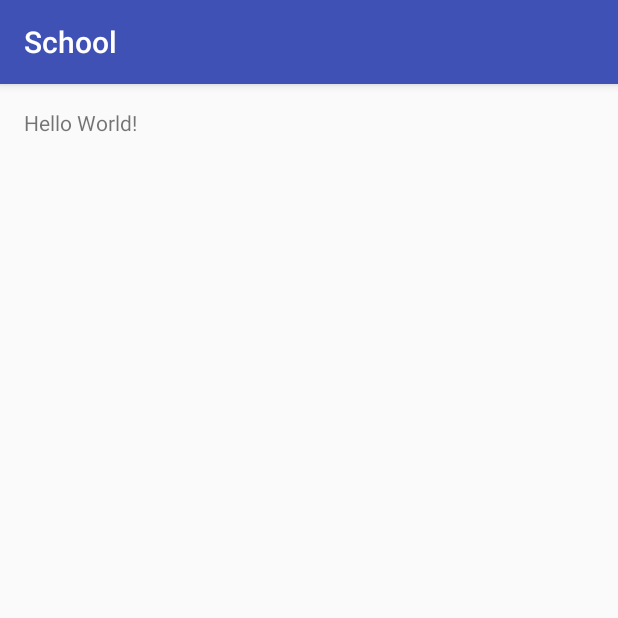
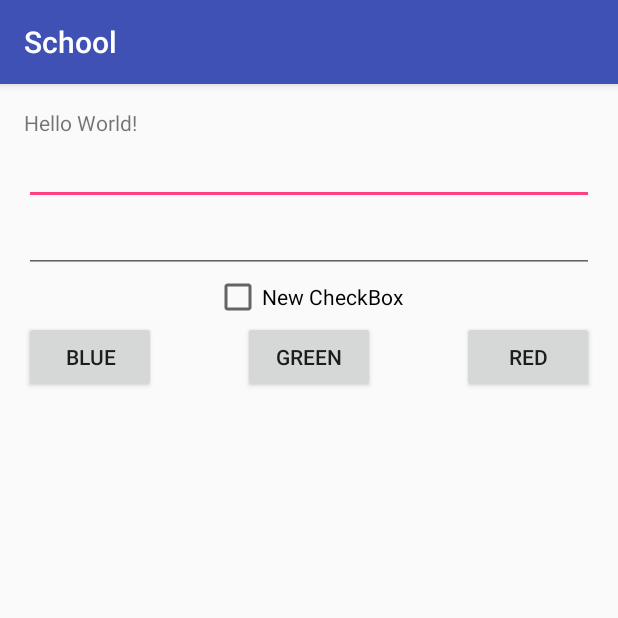
Before and after one commit to Felecis/School-SoftDesign, an Android app: the screen it shows after launch (MainActivity), on a phone screen of 412 x 824 dp, the top half of it. Run offline under Robolectric (Android 15) with nearby library versions, the phone set to English and light mode, and no system bars.

Commit message:
Добавлен логгер, реализован и залогирован жизненный цикл активити

```diff
--- a/app/build.gradle
+++ b/app/build.gradle
@@ -23,4 +23,5 @@ dependencies {
     compile fileTree(dir: 'libs', include: ['*.jar'])
     testCompile 'junit:junit:4.12'
     compile 'com.android.support:appcompat-v7:23.1.1'
+    compile 'com.android.support:design:23.1.1'
 }
--- a/app/src/main/java/com/softdesign/school/MainActivity.java
+++ b/app/src/main/java/com/softdesign/school/MainActivity.java
@@ -2,12 +2,71 @@ package com.softdesign.school;
 
 import android.support.v7.app.AppCompatActivity;
 import android.os.Bundle;
+import android.view.View;
+import android.widget.CheckBox;
+import android.widget.Toast;
 
-public class MainActivity extends AppCompatActivity {
+import com.softdesign.school.utils.Lg;
+
+public class MainActivity extends AppCompatActivity implements View.OnClickListener {
+
+    CheckBox mCheckBox;
 
     @Override
     protected void onCreate(Bundle savedInstanceState) {
+        Lg.e(this.getLocalClassName(), "on create");
         super.onCreate(savedInstanceState);
         setContentView(R.layout.activity_main);
+
+        mCheckBox = (CheckBox) findViewById(R.id.checkBox);
+        mCheckBox.setOnClickListener(this);
+    }
+
+    @Override
+    public void onClick(View v) {
+        int id = v.getId();
+        switch (id) {
+            case R.id.checkBox:
+                Toast.makeText(this, "Click!", Toast.LENGTH_SHORT).show();
+                break;
+
+        }
+
+    }
+
+    @Override
+    protected void onStart() {
+        super.onStart();
+        Lg.e(this.getLocalClassName(), "on start");
+    }
+
+    @Override
+    protected void onResume() {
+        super.onResume();
+        Lg.e(this.getLocalClassName(), "on resume");
+    }
+
+    @Override
+    protected void onPause() {
+        super.onPause();
+        Lg.e(this.getLocalClassName(), "on pause");
+    }
+
+    @Override
+    protected void onStop() {
+        super.onStop();
+        Lg.e(this.getLocalClassName(), "on stop");
+    }
+
+    @Override
+    protected void onRestart() {
+        super.onRestart();
+        Lg.e(this.getLocalClassName(), "on restart");
+    }
+
+    @Override
+    protected void onDestroy() {
+        super.onDestroy();
+        Lg.e(this.getLocalClassName(), "on destroy");
     }
 }
--- /dev/null
+++ b/app/src/main/java/com/softdesign/school/utils/Lg.java
@@ -0,0 +1,51 @@
+package com.softdesign.school.utils;
+
+import android.util.Log;
+
+public class Lg {
+    /**
+     * Префикс добавляемый к сообщениям в логе
+     */
+    private static final String PREFIX = "SCHOOL ";
+    /**
+     * Максимальная длинна сообщения
+     */
+    public static final int LOGCAT_BUFFER_SIZE = 3000;
+
+    private static boolean shouldLog() {
+        //return BuildConfig.IS_LOGCAT_LOGGER_ENABLED;
+        return true;
+    }
+
+    /**
+     *Уровни приоритета сообщений INFO, ERROR, WARN, VERBOSE, DEBUG, ASSERT
+     */
+    public static void i (String tag, String text) { helper(Log.INFO, tag, text); }
+    public static void e (String tag, String text) { helper(Log.ERROR, tag, text); }
+    public static void w (String tag, String text) { helper(Log.WARN, tag, text); }
+    public static void v (String tag, String text) { helper(Log.VERBOSE, tag, text); }
+    public static void d (String tag, String text) { helper(Log.DEBUG, tag, text); }
+    public static void a (String tag, String text) { helper(Log.ASSERT, tag, text); }
+
+    /**
+     * Метод для логирования
+     * @param level - уровень приоритета лога
+     * @param tag - тэг лога
+     * @param text - текст лога
+     */
+
+    private static void helper(Integer level, String tag, String text) {
+        if (shouldLog()) {
+            String str = text;
+
+            while (str.length() > LOGCAT_BUFFER_SIZE) {
+                String substr = str.substring(0, LOGCAT_BUFFER_SIZE);
+                str = substr.substring(LOGCAT_BUFFER_SIZE);
+                Log.println(level, PREFIX + tag, substr);
+            }
+
+            Log.println(level, PREFIX + tag, str);
+        }
+
+    }
+}
--- a/app/src/main/res/layout/activity_main.xml
+++ b/app/src/main/res/layout/activity_main.xml
@@ -9,8 +9,59 @@
     android:paddingTop="@dimen/activity_vertical_margin"
     tools:context="com.softdesign.school.MainActivity">
 
+    <LinearLayout
+        android:layout_width="match_parent"
+        android:layout_height="wrap_content"
+        android:orientation="vertical"
+        android:id="@+id/linearLayout">
+
+
     <TextView
         android:layout_width="wrap_content"
         android:layout_height="wrap_content"
         android:text="Hello World!" />
+
+    <EditText
+        android:layout_width="match_parent"
+        android:layout_height="wrap_content"
+        android:id="@+id/editText" />
+
+    <EditText
+        android:layout_width="match_parent"
+        android:layout_height="wrap_content"
+        android:id="@+id/editText2" />
+
+    <CheckBox
+        android:layout_width="wrap_content"
+        android:layout_height="wrap_content"
+        android:text="New CheckBox"
+        android:id="@+id/checkBox"
+        android:layout_gravity="center_horizontal" />
+    </LinearLayout>
+
+    <Button
+        android:layout_width="wrap_content"
+        android:layout_height="wrap_content"
+        android:text="blue"
+        android:id="@+id/btn_blue"
+        android:layout_below="@+id/linearLayout"
+        android:layout_alignParentLeft="true"
+        android:layout_alignParentStart="true" />
+
+    <Button
+        android:layout_width="wrap_content"
+        android:layout_height="wrap_content"
+        android:text="red"
+        android:id="@+id/btn_red"
+        android:layout_below="@+id/linearLayout"
+        android:layout_alignRight="@+id/linearLayout"
+        android:layout_alignEnd="@+id/linearLayout" />
+
+    <Button
+        android:layout_width="wrap_content"
+        android:layout_height="wrap_content"
+        android:text="green"
+        android:id="@+id/btn_green"
+        android:layout_below="@+id/linearLayout"
+        android:layout_centerHorizontal="true" />
 </RelativeLayout>
```
